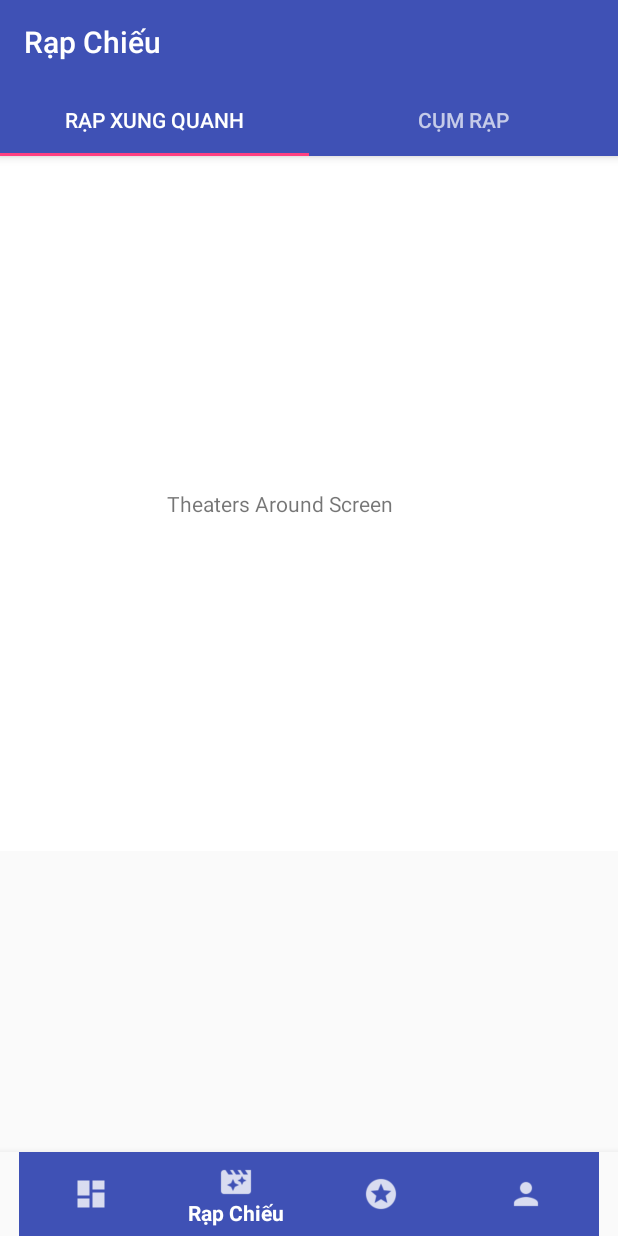
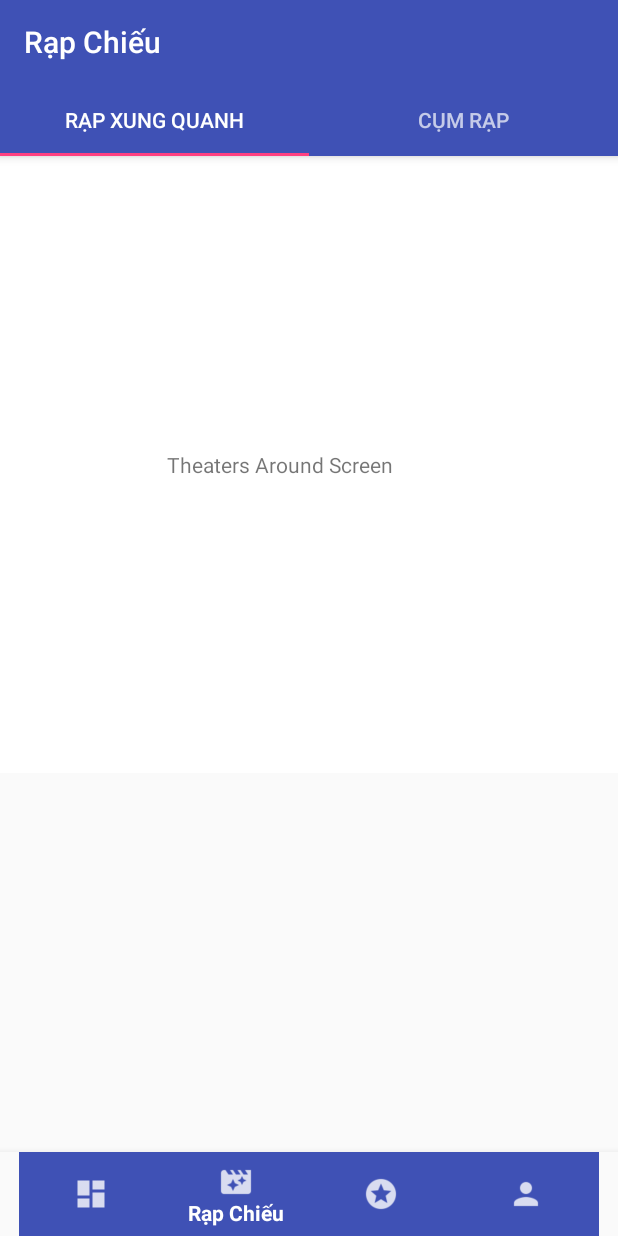
Before and after one commit to lacluu/CinemaApplication, an Android app: the screen it shows after launch (MainActivity), item 2 of the bottom bar chosen, on a phone screen of 412 x 824 dp. Run offline under Robolectric (Android 15) with nearby library versions, the phone set to English and light mode, and no system bars; pictures from the network do not load.

```diff
--- a/app/build.gradle
+++ b/app/build.gradle
@@ -27,4 +27,9 @@ dependencies {
     androidTestImplementation 'com.android.support.test.espresso:espresso-core:3.0.2'
     implementation 'com.android.support:design:27.1.1'
     implementation 'com.android.support:cardview-v7:27.1.1'
+    implementation 'com.android.support:recyclerview-v7:27.1.1'
+    implementation 'com.google.code.gson:gson:2.8.5'
+    implementation 'com.squareup.retrofit2:retrofit:2.4.0'
+    implementation 'com.squareup.retrofit2:retrofit-converters:2.4.0'
+    implementation 'com.github.bumptech.glide:glide:4.7.1'
 }
--- a/app/src/main/AndroidManifest.xml
+++ b/app/src/main/AndroidManifest.xml
@@ -1,6 +1,10 @@
 <?xml version="1.0" encoding="utf-8"?>
 <manifest xmlns:android="http://schemas.android.com/apk/res/android"
     package="com.example.luulac.cinemaapplication">
+
+    <uses-permission android:name="android.permission.INTERNET"/>
+    <uses-permission android:name="android.permission.ACCESS_NETWORK_STATE"/>
+    <uses-permission android:name="android.permission.WRITE_EXTERNAL_STORAGE"/>
 
     <application
         android:allowBackup="true"
--- a/app/src/main/java/com/example/luulac/cinemaapplication/MainActivity.java
+++ b/app/src/main/java/com/example/luulac/cinemaapplication/MainActivity.java
@@ -45,7 +45,7 @@ public class MainActivity extends AppCompatActivity {
         BottomNavigationView navigation = (BottomNavigationView) findViewById(R.id.navigation);
         navigation.setOnNavigationItemSelectedListener(mOnNavigationItemSelectedListener);
 
-        toolbar.setTitle("Khám Phá");
+        toolbar.setTitle(R.string.title_dashboard);
 
         adapter = new TabLayoutMainAdapter(getSupportFragmentManager());
 
@@ -98,7 +98,7 @@ public class MainActivity extends AppCompatActivity {
         public boolean onNavigationItemSelected(@NonNull MenuItem item) {
             switch (item.getItemId()) {
                 case R.id.navigation_shop:
-                    toolbar.setTitle("Khám Phá");
+                    toolbar.setTitle(R.string.title_dashboard);
 
                     adapter = new TabLayoutMainAdapter(getSupportFragmentManager());
 
@@ -115,7 +115,7 @@ public class MainActivity extends AppCompatActivity {
                     return true;
 
                 case R.id.navigation_gifts:
-                    toolbar.setTitle("Rạp Chiếu");
+                    toolbar.setTitle(R.string.title_theater);
 
                     adapter = new TabLayoutMainAdapter(getSupportFragmentManager());
 
@@ -132,7 +132,7 @@ public class MainActivity extends AppCompatActivity {
                     return true;
 
                 case R.id.navigation_cart:
-                    toolbar.setTitle("Tin Tức");
+                    toolbar.setTitle(R.string.title_news);
 
                     adapter = new TabLayoutMainAdapter(getSupportFragmentManager());
 
@@ -149,7 +149,7 @@ public class MainActivity extends AppCompatActivity {
                     return true;
 
                 case R.id.navigation_profile:
-                    toolbar.setTitle("Cá Nhân");
+                    toolbar.setTitle(R.string.title_user);
 
                     adapter = new TabLayoutMainAdapter(getSupportFragmentManager());
 
--- /dev/null
+++ b/app/src/main/java/com/example/luulac/cinemaapplication/adapters/MovieShowingAdapter.java
@@ -0,0 +1,92 @@
+package com.example.luulac.cinemaapplication.adapters;
+
+import android.content.Context;
+import android.support.annotation.NonNull;
+import android.support.v7.widget.CardView;
+import android.support.v7.widget.RecyclerView;
+import android.view.LayoutInflater;
+import android.view.View;
+import android.view.ViewGroup;
+import android.widget.ImageView;
+import android.widget.LinearLayout;
+import android.widget.TextView;
+
+import com.bumptech.glide.Glide;
+import com.example.luulac.cinemaapplication.R;
+import com.example.luulac.cinemaapplication.data.models.Movie;
+
+import java.util.ArrayList;
+import java.util.List;
+
+public class MovieShowingAdapter extends RecyclerView.Adapter<MovieShowingAdapter.MovieShowingHolder> {
+
+    private List<Movie> moviesShowing;
+    private Context context;
+
+    public MovieShowingAdapter(List<Movie> moviesShowing) {
+        this.moviesShowing = moviesShowing;
+    }
+
+    @NonNull
+    @Override
+    public MovieShowingHolder onCreateViewHolder(@NonNull ViewGroup parent, int viewType) {
+
+        context = parent.getContext();
+        LayoutInflater inflater = LayoutInflater.from(parent.getContext());
+        View view = inflater.inflate(R.layout.movie_showing_item, parent, false);
+        return new MovieShowingHolder(view);
+    }
+
+    @Override
+    public void onBindViewHolder(@NonNull final MovieShowingHolder holder, final int position) {
+
+        Glide.with(context).load(moviesShowing.get(position).getImage())
+                .thumbnail(0.5f)
+                .into(holder.imageView);
+        holder.movieTitle.setText(moviesShowing.get(position).getTitle());
+        holder.price.setText(moviesShowing.get(position).getPrice());
+
+        holder.cardView.setOnClickListener(new View.OnClickListener() {
+            @Override
+            public void onClick(View v) {
+                if (onItemClickedListener != null) {
+                    onItemClickedListener.onItemClick(moviesShowing.get(position).getTitle());
+                }
+            }
+        });
+    }
+
+    @Override
+    public int getItemCount() {
+        return moviesShowing.size();
+    }
+
+    public class MovieShowingHolder extends RecyclerView.ViewHolder {
+
+        ImageView imageView;
+        TextView movieTitle;
+        TextView price;
+
+        CardView cardView;
+
+        public MovieShowingHolder(View itemView) {
+            super(itemView);
+
+            imageView = (ImageView) itemView.findViewById(R.id.img_movie_showing_item);
+            movieTitle = (TextView) itemView.findViewById(R.id.tv_title);
+            price = (TextView) itemView.findViewById(R.id.tv_price);
+
+            cardView = (CardView) itemView.findViewById(R.id.cv_movie_showing_item);
+        }
+    }
+
+    public interface OnItemClickedListener {
+        void onItemClick(String movieName);
+    }
+
+    private OnItemClickedListener onItemClickedListener;
+
+    public void setOnItemClickedListener(OnItemClickedListener onItemClickedListener) {
+        this.onItemClickedListener = onItemClickedListener;
+    }
+}
--- /dev/null
+++ b/app/src/main/java/com/example/luulac/cinemaapplication/data/models/Movie.java
@@ -0,0 +1,49 @@
+package com.example.luulac.cinemaapplication.data.models;
+
+import com.google.gson.annotations.Expose;
+import com.google.gson.annotations.SerializedName;
+
+public class Movie {
+
+    @SerializedName("title")
+    @Expose
+    private String title;
+
+    @SerializedName("image")
+    @Expose
+    private String image;
+
+    @SerializedName("price")
+    @Expose
+    private String price;
+
+    public Movie(String title, String image, String price) {
+        this.title = title;
+        this.image = image;
+        this.price = price;
+    }
+
+    public String getTitle() {
+        return title;
+    }
+
+    public void setTitle(String title) {
+        this.title = title;
+    }
+
+    public String getImage() {
+        return image;
+    }
+
+    public void setImage(String image) {
+        this.image = image;
+    }
+
+    public String getPrice() {
+        return price;
+    }
+
+    public void setPrice(String price) {
+        this.price = price;
+    }
+}
--- a/app/src/main/java/com/example/luulac/cinemaapplication/fragments/dashboards/HomeFragment.java
+++ b/app/src/main/java/com/example/luulac/cinemaapplication/fragments/dashboards/HomeFragment.java
@@ -15,6 +15,7 @@ import com.example.luulac.cinemaapplication.R;
 public class HomeFragment extends Fragment {
 
     private static final String TAG = "HomeFragment";
+
     @Override
     public void onCreate(@Nullable Bundle savedInstanceState) {
         super.onCreate(savedInstanceState);
--- a/app/src/main/java/com/example/luulac/cinemaapplication/fragments/dashboards/ShowingFragment.java
+++ b/app/src/main/java/com/example/luulac/cinemaapplication/fragments/dashboards/ShowingFragment.java
@@ -4,16 +4,26 @@ import android.os.Bundle;
 import android.support.annotation.NonNull;
 import android.support.annotation.Nullable;
 import android.support.v4.app.Fragment;
+import android.support.v7.widget.LinearLayoutManager;
+import android.support.v7.widget.RecyclerView;
 import android.view.LayoutInflater;
 import android.view.View;
 import android.view.ViewGroup;
+import android.widget.LinearLayout;
+import android.widget.Toast;
 
 import com.example.luulac.cinemaapplication.R;
+import com.example.luulac.cinemaapplication.adapters.MovieShowingAdapter;
+import com.example.luulac.cinemaapplication.data.models.Movie;
 
 import java.util.ArrayList;
 import java.util.List;
 
 public class ShowingFragment extends Fragment {
+
+    private RecyclerView recyclerView;
+    private MovieShowingAdapter adapter;
+    private List<Movie> movies;
 
     @Override
     public void onCreate(@Nullable Bundle savedInstanceState) {
@@ -24,6 +34,30 @@ public class ShowingFragment extends Fragment {
     @Override
     public View onCreateView(@NonNull LayoutInflater inflater, @Nullable ViewGroup container, @Nullable Bundle savedInstanceState) {
         View view = inflater.inflate(R.layout.fragment_showing, null);
+
+        recyclerView = (RecyclerView) view.findViewById(R.id.recycler_view_movie_showing);
+
+        movies = new ArrayList<>();
+        movies.add(new Movie("Dead Pool 2", "http://api.androidhive.info/images/glide/medium/deadpool.jpg", "123"));
+        movies.add(new Movie("Dead Pool 2", "http://api.androidhive.info/images/glide/medium/deadpool.jpg", "123"));
+        movies.add(new Movie("Dead Pool 2", "http://api.androidhive.info/images/glide/medium/deadpool.jpg", "123"));
+        movies.add(new Movie("Dead Pool 2", "http://api.androidhive.info/images/glide/medium/deadpool.jpg", "123"));
+
+        adapter = new MovieShowingAdapter(movies);
+
+        LinearLayoutManager layoutManager = new LinearLayoutManager(getContext());
+        layoutManager.setOrientation(LinearLayoutManager.VERTICAL);
+
+        recyclerView.setLayoutManager(layoutManager);
+        recyclerView.setAdapter(adapter);
+
+        adapter.setOnItemClickedListener(new MovieShowingAdapter.OnItemClickedListener() {
+            @Override
+            public void onItemClick(String movieName) {
+                Toast.makeText(getContext(), "Now Showing Card view " + movieName + " clicked.", Toast.LENGTH_SHORT).show();
+            }
+        });
+
         return view;
     }
 }
--- a/app/src/main/res/layout/activity_main.xml
+++ b/app/src/main/res/layout/activity_main.xml
@@ -35,7 +35,7 @@
     <android.support.v4.view.ViewPager
         android:id="@+id/viewpager"
         android:layout_width="match_parent"
-        android:layout_height="463dp"
+        android:layout_height="411dp"
         android:layout_above="@+id/navigation"
         android:layout_alignParentStart="true"
         android:background="@android:color/white"
@@ -44,7 +44,9 @@
         android:id="@+id/frame_container"
         android:layout_width="match_parent"
         android:layout_height="wrap_content"
-        android:layout_below="@+id/appbar">
+        android:layout_below="@+id/appbar"
+        app:layout_behavior="@string/appbar_scrolling_view_behavior"
+        >
     </FrameLayout>
 
     <android.support.design.widget.BottomNavigationView
```
Also changed, not shown: app/src/main/java/com/example/luulac/cinemaapplication/adapters/MovieCommingSoonAdapter.java (added, +85 -0 lines), app/src/main/java/com/example/luulac/cinemaapplication/fragments/dashboards/CommingSoonFragment.java (+43 -0 lines), app/src/main/res/layout/card_comming_soon.xml (added, +42 -0 lines), app/src/main/res/layout/fragment_comming_soon.xml (+4 -8 lines), app/src/main/res/layout/fragment_showing.xml (+7 -10 lines), app/src/main/res/layout/movie_showing_item.xml (added, +50 -0 lines).
